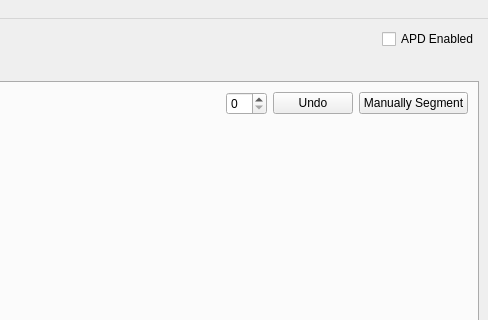
Above: qmake/view_cal/mainwindow.ui from dfreese/BreastCal before the change; both pictures show x 466 to 954 and y 0 to 320 of the 954 by 717 pixel window. Below: the same form after it.
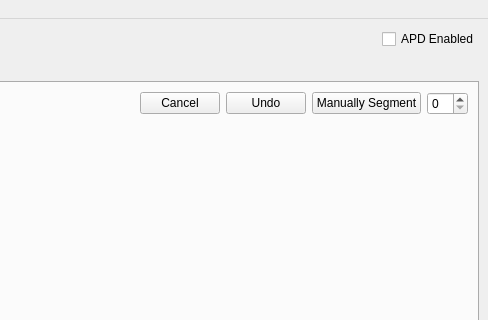
That is the form after the change. The open tabs and pages were chosen to show the change. Custom widgets are drawn as their Qt base class.

Commit message: add cancel and shortcuts

The edit to the form file:
```diff
--- a/qmake/view_cal/mainwindow.ui
+++ b/qmake/view_cal/mainwindow.ui
@@ -73,7 +73,11 @@
              </spacer>
             </item>
             <item>
-             <widget class="QSpinBox" name="spinBox_seg_idx"/>
+             <widget class="QPushButton" name="pushButton_cancel_seg">
+              <property name="text">
+               <string>Cancel</string>
+              </property>
+             </widget>
             </item>
             <item>
              <widget class="QPushButton" name="pushButton_undo_seg">
@@ -89,6 +93,9 @@
               </property>
              </widget>
             </item>
+            <item>
+             <widget class="QSpinBox" name="spinBox_seg_idx"/>
+            </item>
            </layout>
           </item>
          </layout>
```
Left out of the diff: 2 changed lines with no effect on the pictures. The commit also changes 2 other files.
